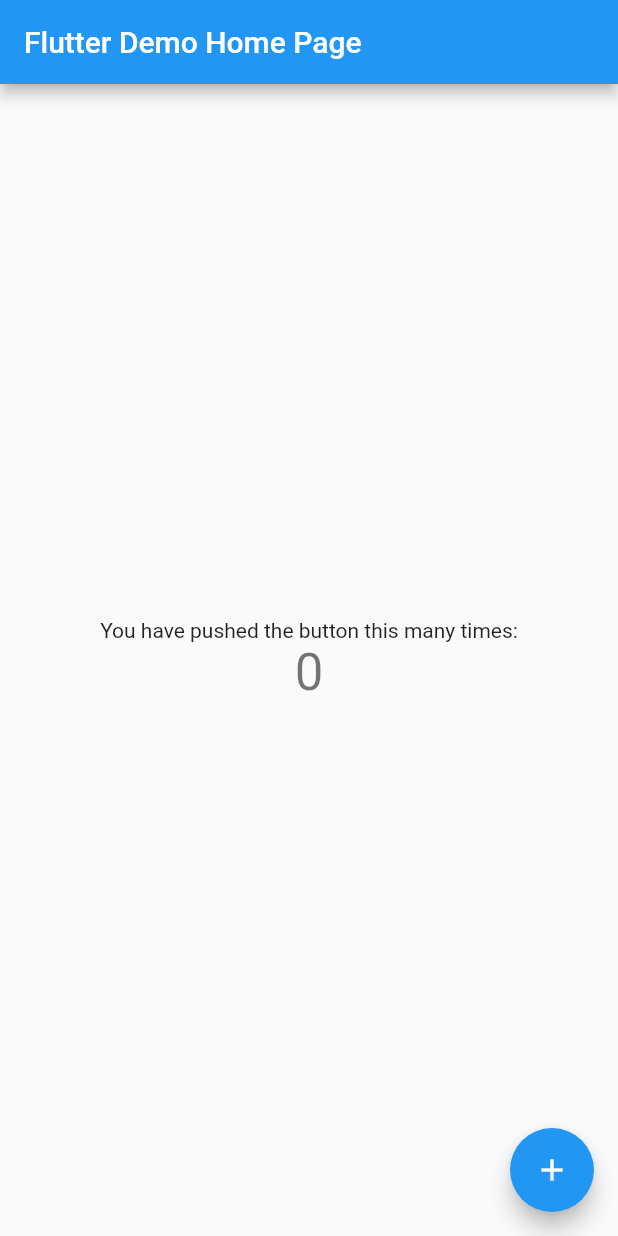
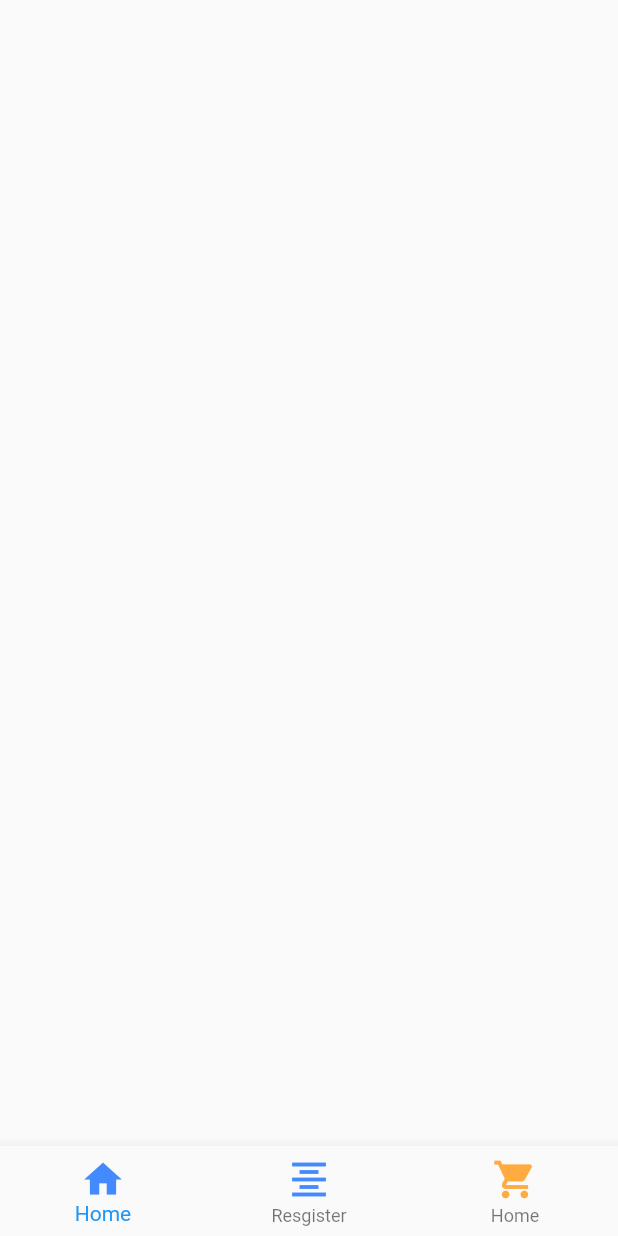
Before and after one commit to Francisca-campos/flutter_aplicacion_equipo1_dsm51_tradeprinintg, a Flutter app: the screen it shows after launch, on a phone screen of 412 x 824 dp. Run offline on Flutter 3.47's test engine with Material 2 defaults, Android fonts, the phone set to English and light mode, and no system bars.

Commit message:
botones de inicio

```diff
--- a/lib/main.dart
+++ b/lib/main.dart
@@ -9,109 +9,62 @@ class MyApp extends StatelessWidget {
   @override
   Widget build(BuildContext context) {
     return MaterialApp(
-      title: 'Flutter Demo',
-      theme: ThemeData(
-        // This is the theme of your application.
-        //
-        // Try running your application with "flutter run". You'll see the
-        // application has a blue toolbar. Then, without quitting the app, try
-        // changing the primarySwatch below to Colors.green and then invoke
-        // "hot reload" (press "r" in the console where you ran "flutter run",
-        // or simply save your changes to "hot reload" in a Flutter IDE).
-        // Notice that the counter didn't reset back to zero; the application
-        // is not restarted.
-        primarySwatch: Colors.blue,
-        // This makes the visual density adapt to the platform that you run
-        // the app on. For desktop platforms, the controls will be smaller and
-        // closer together (more dense) than on mobile platforms.
-        visualDensity: VisualDensity.adaptivePlatformDensity,
-      ),
-      home: MyHomePage(title: 'Flutter Demo Home Page'),
+      title: 'iniciando Flutter',
+      home: MyHomePage(),
     );
   }
 }
 
-class MyHomePage extends StatefulWidget {
-  MyHomePage({Key key, this.title}) : super(key: key);
-
-  // This widget is the home page of your application. It is stateful, meaning
-  // that it has a State object (defined below) that contains fields that affect
-  // how it looks.
-
-  // This class is the configuration for the state. It holds the values (in this
-  // case the title) provided by the parent (in this case the App widget) and
-  // used by the build method of the State. Fields in a Widget subclass are
-  // always marked "final".
-
-  final String title;
-
-  @override
-  _MyHomePageState createState() => _MyHomePageState();
-}
-
-class _MyHomePageState extends State<MyHomePage> {
-  int _counter = 0;
-
-  void _incrementCounter() {
-    setState(() {
-      // This call to setState tells the Flutter framework that something has
-      // changed in this State, which causes it to rerun the build method below
-      // so that the display can reflect the updated values. If we changed
-      // _counter without calling setState(), then the build method would not be
-      // called again, and so nothing would appear to happen.
-      _counter++;
-    });
-  }
+class MyHomePage extends StatelessWidget {
+  int _index = 0;
 
   @override
   Widget build(BuildContext context) {
-    // This method is rerun every time setState is called, for instance as done
-    // by the _incrementCounter method above.
-    //
-    // The Flutter framework has been optimized to make rerunning build methods
-    // fast, so that you can just rebuild anything that needs updating rather
-    // than having to individually change instances of widgets.
+    final size = MediaQuery.of(context).size;
+
+    Widget child;
+    switch (_index) {
+      case 0:
+        child:
+        FlutterLogo();
+        break;
+      case 1:
+        child:
+        MaterialApp(
+          debugShowCheckedModeBanner: false,
+        );
+        break;
+      case 2:
+        child:
+        MaterialApp(
+          debugShowCheckedModeBanner: false,
+        );
+        break;
+    }
+
     return Scaffold(
-      appBar: AppBar(
-        // Here we take the value from the MyHomePage object that was created by
-        // the App.build method, and use it to set our appbar title.
-        title: Text(widget.title),
-      ),
-      body: Center(
-        // Center is a layout widget. It takes a single child and positions it
-        // in the middle of the parent.
-        child: Column(
-          // Column is also a layout widget. It takes a list of children and
-          // arranges them vertically. By default, it sizes itself to fit its
-          // children horizontally, and tries to be as tall as its parent.
-          //
-          // Invoke "debug painting" (press "p" in the console, choose the
-          // "Toggle Debug Paint" action from the Flutter Inspector in Android
-          // Studio, or the "Toggle Debug Paint" command in Visual Studio Code)
-          // to see the wireframe for each widget.
-          //
-          // Column has various properties to control how it sizes itself and
-          // how it positions its children. Here we use mainAxisAlignment to
-          // center the children vertically; the main axis here is the vertical
-          // axis because Columns are vertical (the cross axis would be
-          // horizontal).
-          mainAxisAlignment: MainAxisAlignment.center,
-          children: <Widget>[
-            Text(
-              'You have pushed the button this many times:',
-            ),
-            Text(
-              '$_counter',
-              style: Theme.of(context).textTheme.headline4,
-            ),
-          ],
-        ),
-      ),
-      floatingActionButton: FloatingActionButton(
-        onPressed: _incrementCounter,
-        tooltip: 'Increment',
-        child: Icon(Icons.add),
-      ), // This trailing comma makes auto-formatting nicer for build methods.
+      body: SizedBox.expand(child: child),
+      bottomNavigationBar: BottomNavigationBar(
+          onTap: (newIndex) => setState(() => _index = newIndex),
+          currentIndex: _index,
+          items: [
+            BottomNavigationBarItem(
+                icon: Icon(Icons.home, color: Colors.blueAccent, size: 30.0),
+                // ignore: deprecated_member_use
+                title: Text("Home")),
+            BottomNavigationBarItem(
+                icon: Icon(Icons.format_align_center,
+                    color: Colors.blueAccent, size: 30.0),
+                // ignore: deprecated_member_use
+                title: Text("Resgister")),
+            BottomNavigationBarItem(
+                icon: Icon(Icons.shopping_cart,
+                    color: Colors.orangeAccent, size: 30.0),
+                // ignore: deprecated_member_use
+                title: Text("Home")),
+          ]),
     );
   }
+
+  setState(int Function() param0) {}
 }
```
Also changed, not shown: 2 other files.
